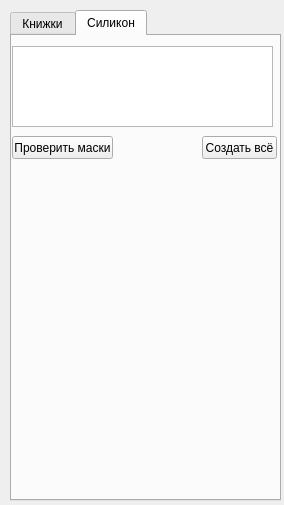
First picture: the form in WB/MakeBookPrint/MakeBookPrintUi.ui, repository gora5624/Python, before the edit.
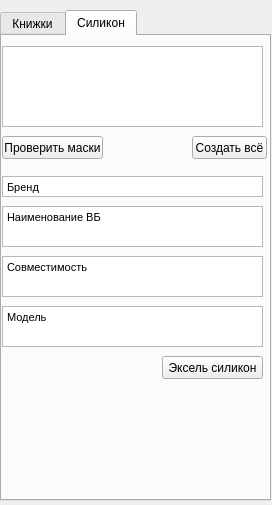
Second picture: the form after the edit.

The edit to the form file:
```diff
--- a/WB/MakeBookPrint/MakeBookPrintUi.ui
+++ b/WB/MakeBookPrint/MakeBookPrintUi.ui
@@ -6,7 +6,7 @@
    <rect>
     <x>0</x>
     <y>0</y>
-    <width>284</width>
+    <width>272</width>
     <height>505</height>
    </rect>
   </property>
@@ -16,7 +16,7 @@
   <widget class="QTabWidget" name="tabWidget">
    <property name="geometry">
     <rect>
-     <x>10</x>
+     <x>0</x>
      <y>10</y>
      <width>271</width>
      <height>491</height>
@@ -302,6 +302,102 @@
       <string>Проверить маски</string>
      </property>
     </widget>
+    <widget class="QPushButton" name="CreateExcelForSilicon">
+     <property name="geometry">
+      <rect>
+       <x>160</x>
+       <y>320</y>
+       <width>101</width>
+       <height>23</height>
+      </rect>
+     </property>
+     <property name="text">
+      <string>Эксель силикон</string>
+     </property>
+    </widget>
+    <widget class="QTextEdit" name="textSiliconBrand">
+     <property name="geometry">
+      <rect>
+       <x>0</x>
+       <y>140</y>
+       <width>261</width>
+       <height>21</height>
+      </rect>
+     </property>
+     <property name="verticalScrollBarPolicy">
+      <enum>Qt::ScrollBarAlwaysOff</enum>
+     </property>
+     <property name="html">
+      <string>&lt;!DOCTYPE HTML PUBLIC &quot;-//W3C//DTD HTML 4.0//EN&quot; &quot;http://www.w3.org/TR/REC-html40/strict.dtd&quot;&gt;
+&lt;html&gt;&lt;head&gt;&lt;meta name=&quot;qrichtext&quot; content=&quot;1&quot; /&gt;&lt;style type=&quot;text/css&quot;&gt;
+p, li { white-space: pre-wrap; }
+&lt;/style&gt;&lt;/head&gt;&lt;body style=&quot; font-family:'MS Shell Dlg 2'; font-size:8.25pt; font-weight:400; font-style:normal;&quot;&gt;
+&lt;p style=&quot; margin-top:0px; margin-bottom:0px; margin-left:0px; margin-right:0px; -qt-block-indent:0; text-indent:0px;&quot;&gt;Бренд&lt;/p&gt;&lt;/body&gt;&lt;/html&gt;</string>
+     </property>
+    </widget>
+    <widget class="QTextEdit" name="textSiliconName">
+     <property name="geometry">
+      <rect>
+       <x>0</x>
+       <y>170</y>
+       <width>261</width>
+       <height>41</height>
+      </rect>
+     </property>
+     <property name="verticalScrollBarPolicy">
+      <enum>Qt::ScrollBarAlwaysOff</enum>
+     </property>
+     <property name="sizeAdjustPolicy">
+      <enum>QAbstractScrollArea::AdjustToContents</enum>
+     </property>
+     <property name="html">
+      <string>&lt;!DOCTYPE HTML PUBLIC &quot;-//W3C//DTD HTML 4.0//EN&quot; &quot;http://www.w3.org/TR/REC-html40/strict.dtd&quot;&gt;
+&lt;html&gt;&lt;head&gt;&lt;meta name=&quot;qrichtext&quot; content=&quot;1&quot; /&gt;&lt;style type=&quot;text/css&quot;&gt;
+p, li { white-space: pre-wrap; }
+&lt;/style&gt;&lt;/head&gt;&lt;body style=&quot; font-family:'MS Shell Dlg 2'; font-size:8.25pt; font-weight:400; font-style:normal;&quot;&gt;
+&lt;p style=&quot; margin-top:0px; margin-bottom:0px; margin-left:0px; margin-right:0px; -qt-block-indent:0; text-indent:0px;&quot;&gt;Наименование ВБ&lt;/p&gt;&lt;/body&gt;&lt;/html&gt;</string>
+     </property>
+    </widget>
+    <widget class="QTextEdit" name="textSiliconCompability">
+     <property name="geometry">
+      <rect>
+       <x>0</x>
+       <y>220</y>
+       <width>261</width>
+       <height>41</height>
+      </rect>
+     </property>
+     <property name="verticalScrollBarPolicy">
+      <enum>Qt::ScrollBarAsNeeded</enum>
+     </property>
+     <property name="html">
+      <string>&lt;!DOCTYPE HTML PUBLIC &quot;-//W3C//DTD HTML 4.0//EN&quot; &quot;http://www.w3.org/TR/REC-html40/strict.dtd&quot;&gt;
+&lt;html&gt;&lt;head&gt;&lt;meta name=&quot;qrichtext&quot; content=&quot;1&quot; /&gt;&lt;style type=&quot;text/css&quot;&gt;
+p, li { white-space: pre-wrap; }
+&lt;/style&gt;&lt;/head&gt;&lt;body style=&quot; font-family:'MS Shell Dlg 2'; font-size:8.25pt; font-weight:400; font-style:normal;&quot;&gt;
+&lt;p style=&quot; margin-top:0px; margin-bottom:0px; margin-left:0px; margin-right:0px; -qt-block-indent:0; text-indent:0px;&quot;&gt;Совместимость&lt;/p&gt;&lt;/body&gt;&lt;/html&gt;</string>
+     </property>
+    </widget>
+    <widget class="QTextEdit" name="textSiliconModel">
+     <property name="geometry">
+      <rect>
+       <x>0</x>
+       <y>270</y>
+       <width>261</width>
+       <height>41</height>
+      </rect>
+     </property>
+     <property name="verticalScrollBarPolicy">
+      <enum>Qt::ScrollBarAlwaysOff</enum>
+     </property>
+     <property name="html">
+      <string>&lt;!DOCTYPE HTML PUBLIC &quot;-//W3C//DTD HTML 4.0//EN&quot; &quot;http://www.w3.org/TR/REC-html40/strict.dtd&quot;&gt;
+&lt;html&gt;&lt;head&gt;&lt;meta name=&quot;qrichtext&quot; content=&quot;1&quot; /&gt;&lt;style type=&quot;text/css&quot;&gt;
+p, li { white-space: pre-wrap; }
+&lt;/style&gt;&lt;/head&gt;&lt;body style=&quot; font-family:'MS Shell Dlg 2'; font-size:8.25pt; font-weight:400; font-style:normal;&quot;&gt;
+&lt;p style=&quot; margin-top:0px; margin-bottom:0px; margin-left:0px; margin-right:0px; -qt-block-indent:0; text-indent:0px;&quot;&gt;Модель&lt;/p&gt;&lt;/body&gt;&lt;/html&gt;</string>
+     </property>
+    </widget>
    </widget>
   </widget>
  </widget>
```
